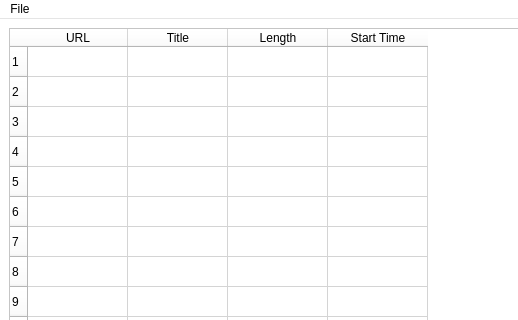
Old version of the form designer/mainwindow.ui in the repository jac241/power_hour_creator; both pictures show x 0 to 518 and y 0 to 320 of the 750 by 577 pixel window.
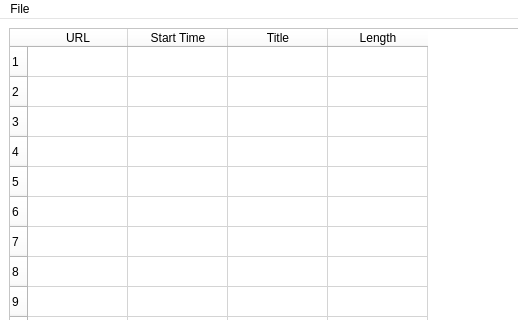
New version of the form. Custom widgets are drawn as their Qt base class.

Commit message: Rearranges columns of tracklist

The edit to the form file:
```diff
--- a/designer/mainwindow.ui
+++ b/designer/mainwindow.ui
@@ -528,6 +528,11 @@
         <string>URL</string>
        </property>
       </column>
+      <column>
+       <property name="text">
+        <string>Start Time</string>
+       </property>
+      </column>
       <column>
        <property name="text">
         <string>Title</string>
@@ -538,11 +543,6 @@
         <string>Length</string>
        </property>
       </column>
-      <column>
-       <property name="text">
-        <string>Start Time</string>
-       </property>
-      </column>
      </widget>
     </item>
     <item row="1" column="0">
```
The commit also changes 3 other files.
